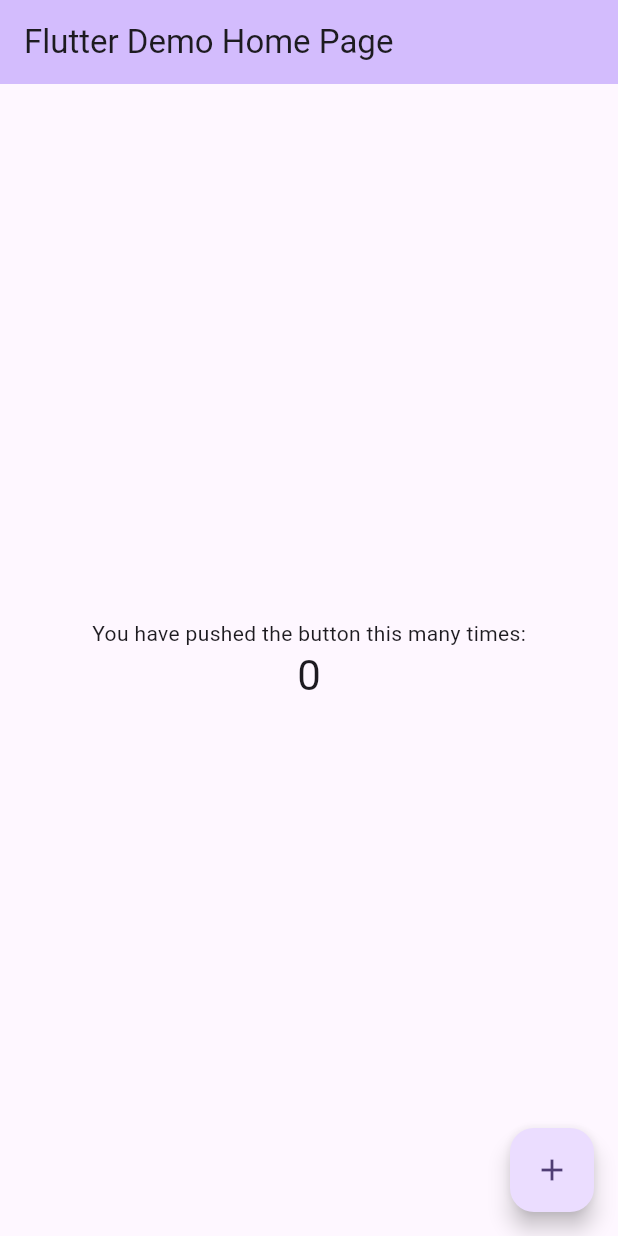
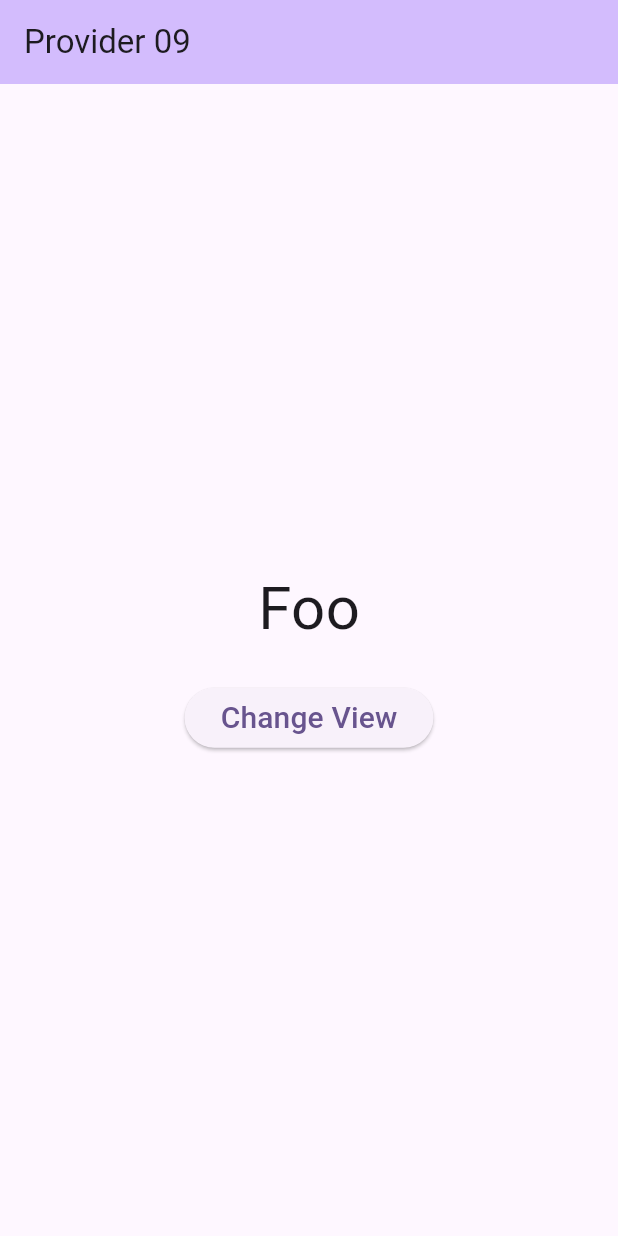
Before and after one commit to DONGL3XD/Learn_Flutter, a Flutter app: the screen it shows after launch, on a phone screen of 412 x 824 dp. Run offline on Flutter 3.47's test engine with Material 3 defaults, Android fonts, the phone set to English and light mode, and no system bars.

Commit message:
25.04.24 ~Chapter 16

```diff
--- a/analysis_options.yaml
+++ b/analysis_options.yaml
@@ -7,7 +7,7 @@
 
 # The following line activates a set of recommended lints for Flutter apps,
 # packages, and plugins designed to encourage good coding practices.
-include: package:flutter_lints/flutter.yaml
+# include: package:flutter_lints/flutter.yaml
 
 linter:
   # The lint rules applied to this project can be customized in the
--- a/lib/main.dart
+++ b/lib/main.dart
@@ -4,6 +4,7 @@
 //     "dart.previewFlutterUiGuides": true,
 
 import 'package:flutter/material.dart';
+import 'package:provider/provider.dart';
 
 void main() {
   runApp(const MyApp());
@@ -16,113 +17,55 @@ class MyApp extends StatelessWidget {
   @override
   Widget build(BuildContext context) {
     return MaterialApp(
-      title: 'Flutter Demo',
+      title: 'Provider 09',
+      debugShowCheckedModeBanner: false,
       theme: ThemeData(
-        // This is the theme of your application.
-        //
-        // TRY THIS: Try running your application with "flutter run". You'll see
-        // the application has a purple toolbar. Then, without quitting the app,
-        // try changing the seedColor in the colorScheme below to Colors.green
-        // and then invoke "hot reload" (save your changes or press the "hot
-        // reload" button in a Flutter-supported IDE, or press "r" if you used
-        // the command line to start the app).
-        //
-        // Notice that the counter didn't reset back to zero; the application
-        // state is not lost during the reload. To reset the state, use hot
-        // restart instead.
-        //
-        // This works for code too, not just values: Most code changes can be
-        // tested with just a hot reload.
         colorScheme: ColorScheme.fromSeed(seedColor: Colors.deepPurple),
         useMaterial3: true,
       ),
-      home: const MyHomePage(title: 'Flutter Demo Home Page'),
+      home: const MyHomePage(),
     );
   }
 }
 
-class MyHomePage extends StatefulWidget {
-  const MyHomePage({super.key, required this.title});
+class Foo with ChangeNotifier {
+  String value = 'Foo';
 
-  // This widget is the home page of your application. It is stateful, meaning
-  // that it has a State object (defined below) that contains fields that affect
-  // how it looks.
-
-  // This class is the configuration for the state. It holds the values (in this
-  // case the title) provided by the parent (in this case the App widget) and
-  // used by the build method of the State. Fields in a Widget subclass are
-  // always marked "final".
-
-  final String title;
-
-  @override
-  State<MyHomePage> createState() => _MyHomePageState();
+  void changeValue() {
+    value = value == 'Foo' ? 'Bar' : 'Foo';
+    notifyListeners();
+  }
 }
 
-class _MyHomePageState extends State<MyHomePage> {
-  int _counter = 0;
-
-  void _incrementCounter() {
-    setState(() {
-      // This call to setState tells the Flutter framework that something has
-      // changed in this State, which causes it to rerun the build method below
-      // so that the display can reflect the updated values. If we changed
-      // _counter without calling setState(), then the build method would not be
-      // called again, and so nothing would appear to happen.
-      _counter++;
-    });
-  }
-
+class MyHomePage extends StatelessWidget {
+  const MyHomePage({super.key});
   @override
   Widget build(BuildContext context) {
-    // This method is rerun every time setState is called, for instance as done
-    // by the _incrementCounter method above.
-    //
-    // The Flutter framework has been optimized to make rerunning build methods
-    // fast, so that you can just rebuild anything that needs updating rather
-    // than having to individually change instances of widgets.
     return Scaffold(
       appBar: AppBar(
-        // TRY THIS: Try changing the color here to a specific color (to
-        // Colors.amber, perhaps?) and trigger a hot reload to see the AppBar
-        // change color while the other colors stay the same.
         backgroundColor: Theme.of(context).colorScheme.inversePrimary,
-        // Here we take the value from the MyHomePage object that was created by
-        // the App.build method, and use it to set our appbar title.
-        title: Text(widget.title),
+        title: Text("Provider 09"),
       ),
-      body: Center(
-        // Center is a layout widget. It takes a single child and positions it
-        // in the middle of the parent.
-        child: Column(
-          // Column is also a layout widget. It takes a list of children and
-          // arranges them vertically. By default, it sizes itself to fit its
-          // children horizontally, and tries to be as tall as its parent.
-          //
-          // Column has various properties to control how it sizes itself and
-          // how it positions its children. Here we use mainAxisAlignment to
-          // center the children vertically; the main axis here is the vertical
-          // axis because Columns are vertical (the cross axis would be
-          // horizontal).
-          //
-          // TRY THIS: Invoke "debug painting" (choose the "Toggle Debug Paint"
-          // action in the IDE, or press "p" in the console), to see the
-          // wireframe for each widget.
-          mainAxisAlignment: MainAxisAlignment.center,
-          children: <Widget>[
-            const Text('You have pushed the button this many times:'),
-            Text(
-              '$_counter',
-              style: Theme.of(context).textTheme.headlineMedium,
-            ),
-          ],
+      body: ChangeNotifierProvider<Foo>(
+        create: (_) => Foo(),
+        child: Consumer<Foo>(
+          builder: (BuildContext context, Foo foo, Widget? _) {
+            return Center(
+              child: Column(
+                mainAxisAlignment: MainAxisAlignment.center,
+                children: [
+                  Text('${foo.value}', style: TextStyle(fontSize: 40)),
+                  SizedBox(height: 20),
+                  ElevatedButton(
+                    onPressed: () => foo.changeValue(),
+                    child: Text('Change View', style: TextStyle(fontSize: 20)),
+                  ),
+                ],
+              ),
+            );
+          },
         ),
       ),
-      floatingActionButton: FloatingActionButton(
-        onPressed: _incrementCounter,
-        tooltip: 'Increment',
-        child: const Icon(Icons.add),
-      ), // This trailing comma makes auto-formatting nicer for build methods.
     );
   }
 }
--- a/pubspec.yaml
+++ b/pubspec.yaml
@@ -34,6 +34,7 @@ dependencies:
   # The following adds the Cupertino Icons font to your application.
   # Use with the CupertinoIcons class for iOS style icons.
   cupertino_icons: ^1.0.8
+  provider: ^6.1.4
 
 dev_dependencies:
   flutter_test:
```
Also changed, not shown: pubspec.lock, 1 other file.
